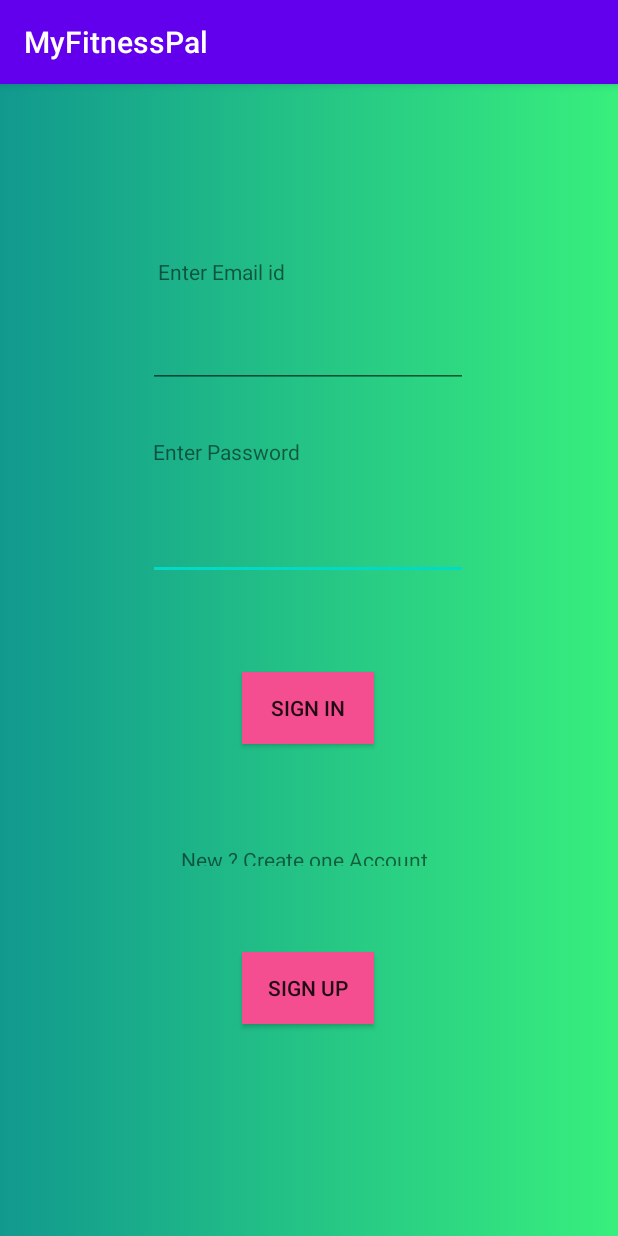
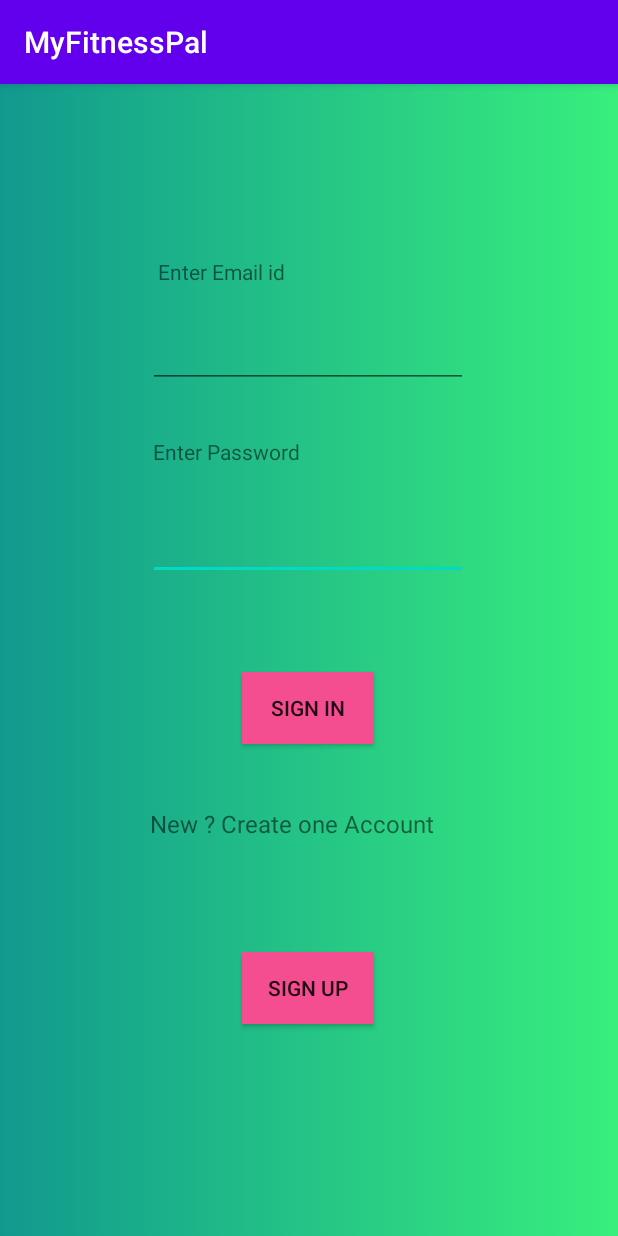
Before and after one commit to SanjiniPal/MyFitnessPal, an Android app: the LoginActivity screen opened directly, with no data from a screen before it, on a phone screen of 412 x 824 dp. Run offline under Robolectric (Android 15) with nearby library versions, the phone set to English and light mode, and no system bars.

Commit message:
place changed

```diff
--- a/app/src/main/res/layout/activity_login.xml
+++ b/app/src/main/res/layout/activity_login.xml
@@ -78,14 +78,16 @@
 
     <TextView
         android:id="@+id/textView5"
-        android:layout_width="171dp"
-        android:layout_height="14dp"
+        android:layout_width="207dp"
+        android:layout_height="45dp"
         android:text="New ? Create one Account"
+        android:textSize="16sp"
         app:layout_constraintBottom_toBottomOf="parent"
         app:layout_constraintEnd_toEndOf="parent"
+        app:layout_constraintHorizontal_bias="0.49"
         app:layout_constraintStart_toStartOf="parent"
         app:layout_constraintTop_toTopOf="parent"
-        app:layout_constraintVertical_bias="0.673" />
+        app:layout_constraintVertical_bias="0.667" />
 
     <EditText
         android:id="@+id/editTextTextEmailAddress"
```
